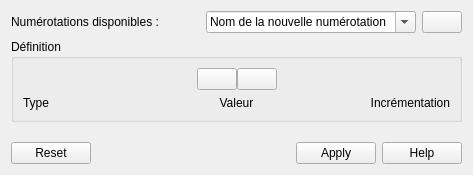
Above: sources/autoNum/ui/selectautonumw.ui from qelectrotech/qelectrotech-source-mirror before the change. Below: the same form after it.
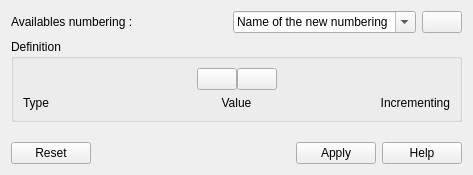
That is the form after the change. Icons and pictures are not drawn.

Patch:
```diff
--- a/sources/autoNum/ui/selectautonumw.ui
+++ b/sources/autoNum/ui/selectautonumw.ui
@@ -25,7 +25,7 @@
      <item>
       <widget class="QLabel" name="label">
        <property name="text">
-        <string>Numérotations disponibles :</string>
+        <string>Availables numbering :</string>
        </property>
       </widget>
      </item>
@@ -49,7 +49,7 @@
        </property>
        <item>
         <property name="text">
-         <string>Nom de la nouvelle numérotation</string>
+         <string>Name of the new numbering</string>
         </property>
        </item>
       </widget>
@@ -96,7 +96,7 @@
          </sizepolicy>
         </property>
         <property name="title">
-         <string>Définition</string>
+         <string>Definition</string>
         </property>
         <property name="alignment">
          <set>Qt::AlignLeading|Qt::AlignLeft|Qt::AlignTop</set>
@@ -205,7 +205,7 @@
                 <string>Pour un numéro : le prochain numéro attribué. Pour un texte : le texte fixe.</string>
                </property>
                <property name="text">
-                <string>Valeur</string>
+                <string>Value</string>
                </property>
                <property name="alignment">
                 <set>Qt::AlignCenter</set>
@@ -221,7 +221,7 @@
                 </sizepolicy>
                </property>
                <property name="text">
-                <string>Incrémentation</string>
+                <string>Incrementing</string>
                </property>
                <property name="alignment">
                 <set>Qt::AlignRight|Qt::AlignTrailing|Qt::AlignVCenter</set>
```
Left out of the diff: 8 changed lines with no effect on the pictures.
